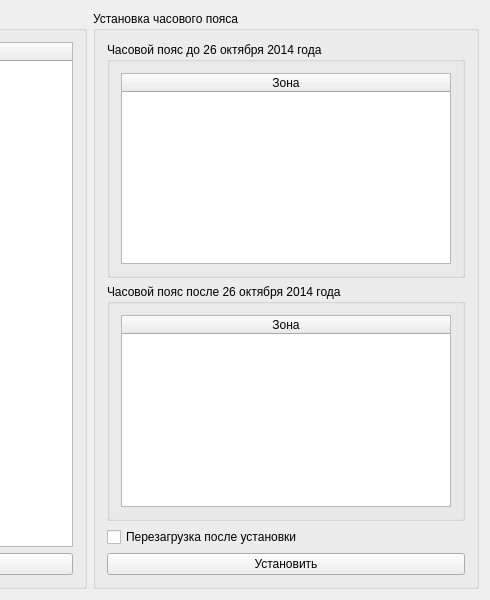
Old version of the form mainwidget.ui in the repository axisd/ukmtime; both pictures show x 310 to 800 and y 0 to 600 of the 800 by 600 pixel window.
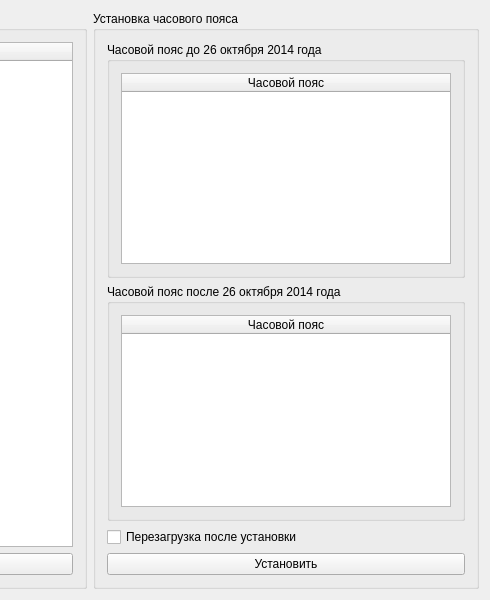
New version of the form.

Commit message: Запуск коррекции текущей зоны перенесен в старт скрипт Убран перезапуск укм клиента Добавлены проверки при создании резервных копий файлов (должно устранять проблемы при повторной установке) Исправлено удаление старт скрипта из rc5.d Исправлено отключение интерфейса во время установки Исправления интерфейса (заголовок таблицы Зона -> Часовой пояс)

Diff of the .ui file:
```diff
--- a/mainwidget.ui
+++ b/mainwidget.ui
@@ -42,7 +42,7 @@
            </attribute>
            <column>
             <property name="text">
-             <string>Зона</string>
+             <string>Часовой пояс</string>
             </property>
            </column>
           </widget>
@@ -78,7 +78,7 @@
            </attribute>
            <column>
             <property name="text">
-             <string>Зона</string>
+             <string>Часовой пояс</string>
             </property>
            </column>
           </widget>
```
The commit also changes 6 other files.
